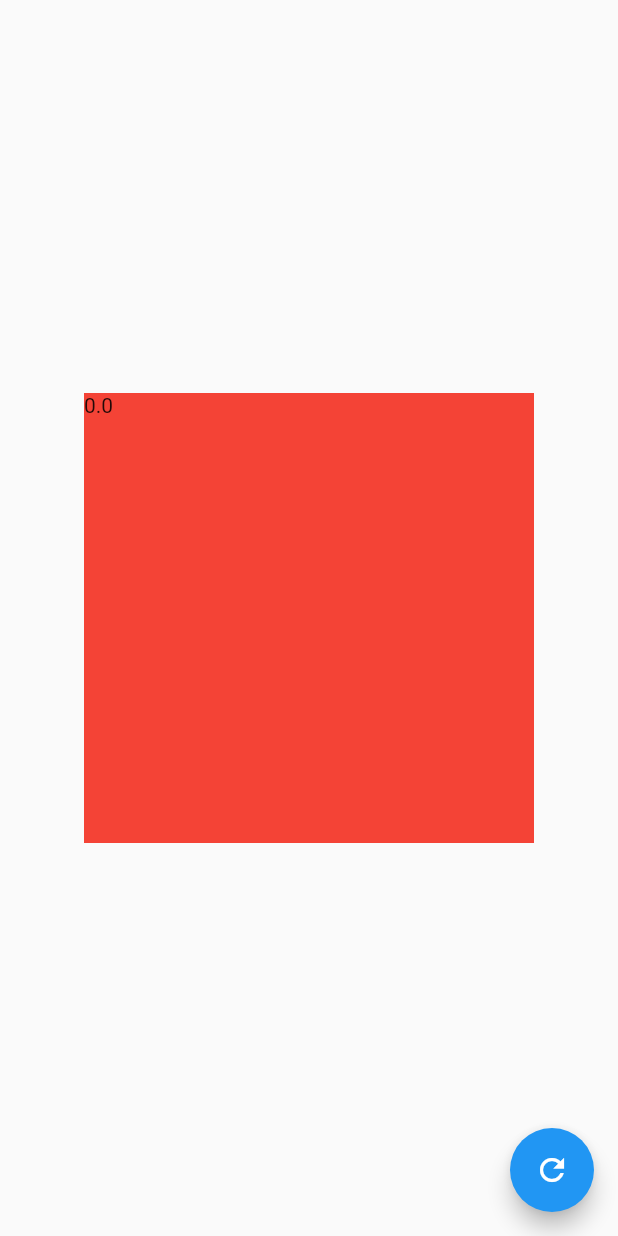
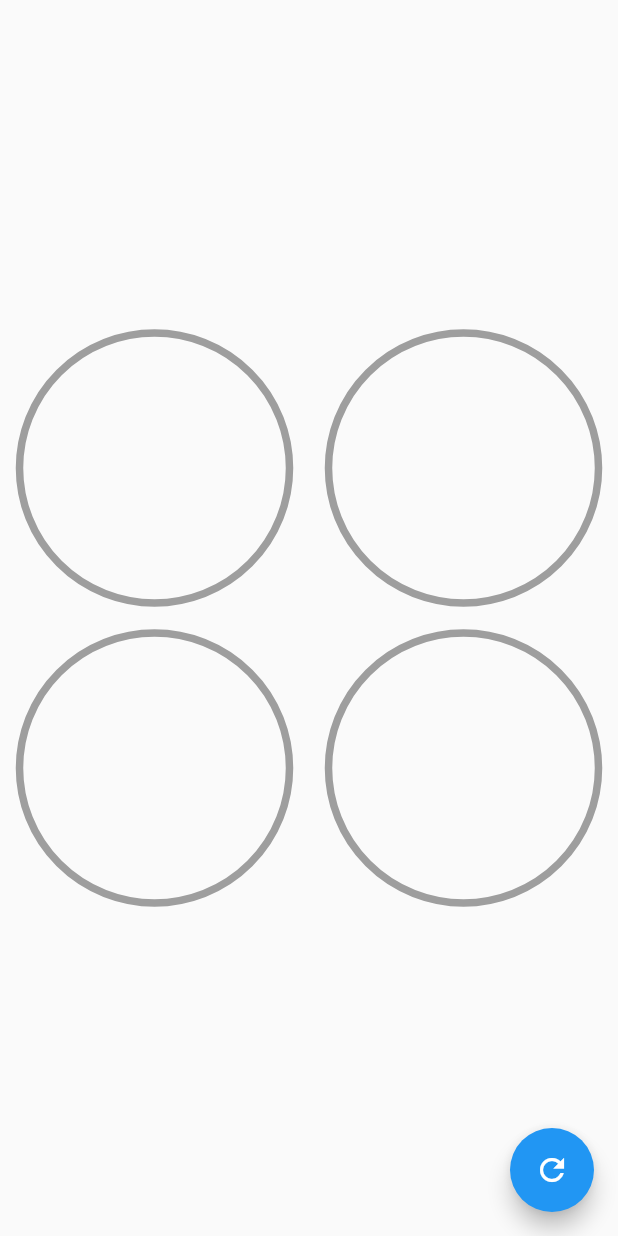
Before and after one commit to Blanco1010/Custom_Painter_Flutter, a Flutter app: the screen it shows after launch, on a phone screen of 412 x 824 dp. Run offline on Flutter 3.47's test engine with Material 2 defaults, Android fonts, the phone set to English and light mode, and no system bars.

Commit message:
project finished

```diff
--- a/custom_painter/lib/src/pages/graphis_cricle_page.dart
+++ b/custom_painter/lib/src/pages/graphis_cricle_page.dart
@@ -23,15 +23,50 @@ class _GraphicsCirclePageState extends State<GraphicsCirclePage> {
           },
           child: Icon(Icons.refresh),
         ),
-      body: Center(
-        child: Container(
-          width: 300,
-          height: 300,
-          color: Colors.red,
+        body: Column(
+          mainAxisAlignment: MainAxisAlignment.center,
+          children: [
+            Row(
+              mainAxisAlignment: MainAxisAlignment.spaceAround,
+              children: [
+                CustomRadialProgress(
+                    percentaje: percentaje, color: Colors.black),
+                CustomRadialProgress(
+                    percentaje: percentaje, color: Colors.amber),
+              ],
+            ),
+            Row(
+              mainAxisAlignment: MainAxisAlignment.spaceAround,
+              children: [
+                CustomRadialProgress(percentaje: percentaje, color: Colors.red),
+                CustomRadialProgress(
+                    percentaje: percentaje, color: Colors.blue),
+              ],
+            )
+          ],
+        ));
+  }
+}
+
+class CustomRadialProgress extends StatelessWidget {
+  const CustomRadialProgress({
+    required this.percentaje,
+    required this.color,
+  });
+
+  final double percentaje;
+  final Color color;
+
+  @override
+  Widget build(BuildContext context) {
+    return Container(
+      width: 200,
+      height: 200,
+      //color: Colors.red,
       child: RadialProgress(
         percentaje: percentaje,
-          ),
-        ),
+        colorPrimary: color,
+        colorSecondary: Colors.grey,
       ),
     );
   }
--- a/custom_painter/lib/src/widgets/radial_progress.dart
+++ b/custom_painter/lib/src/widgets/radial_progress.dart
@@ -1,19 +1,133 @@
+import 'dart:math';
+import 'dart:ui';
+
 import 'package:flutter/material.dart';
 
 class RadialProgress extends StatefulWidget {
   final percentaje;
+  final Color colorPrimary;
+  final Color colorSecondary;
 
-  const RadialProgress({required this.percentaje});
+  const RadialProgress({
+    required this.percentaje,
+    this.colorPrimary = Colors.blue,
+    this.colorSecondary = Colors.grey,
+  });
 
   @override
   _RadialProgressState createState() => _RadialProgressState();
 }
 
-class _RadialProgressState extends State<RadialProgress> {
+class _RadialProgressState extends State<RadialProgress>
+    with SingleTickerProviderStateMixin {
+  AnimationController? controller;
+
+  double? percentajeLast = 0.0;
+
+  @override
+  void initState() {
+    percentajeLast = widget.percentaje;
+
+    controller =
+        AnimationController(vsync: this, duration: Duration(milliseconds: 200));
+    super.initState();
+  }
+
+  @override
+  void dispose() {
+    controller!.dispose();
+    super.dispose();
+  }
+
   @override
   Widget build(BuildContext context) {
-    return Container(
-      child: Text("${widget.percentaje}"),
+    controller!.forward(from: 0.0);
+
+    final differentAnimation = widget.percentaje - percentajeLast;
+    percentajeLast = widget.percentaje;
+
+    return AnimatedBuilder(
+      animation: controller!,
+      builder: (BuildContext context, Widget? child) {
+        return Container(
+          padding: EdgeInsets.all(10),
+          width: double.infinity,
+          height: double.infinity,
+          child: CustomPaint(
+            painter: _MyradialProgress(
+              (widget.percentaje - differentAnimation) +
+                  (differentAnimation * controller!.value),
+              widget.colorPrimary,
+              widget.colorSecondary,
+            ),
+          ),
+        );
+      },
+    );
+
+    /* return Container(
+      padding: EdgeInsets.all(10),
+      width: double.infinity,
+      height: double.infinity,
+      child: CustomPaint(
+        painter: _MyradialProgress(widget.percentaje),
+      ),
+    );
+    */
+  }
+}
+
+class _MyradialProgress extends CustomPainter {
+  final percentaje;
+  final Color colorPrimary;
+  final Color colorSecondary;
+
+  _MyradialProgress(this.percentaje, this.colorPrimary, this.colorSecondary);
+
+  @override
+  void paint(Canvas canvas, Size size) {
+    final rect = Rect.fromCircle(center: Offset(0, 0), radius: 180);
+
+    final Gradient gradient = new LinearGradient(colors: [
+      Color(0xffC012FF),
+      Color(0xff6D05E8),
+      Colors.red,
+    ]);
+
+    //Draw a circle
+    final paint = new Paint();
+    paint.strokeWidth = 5;
+    paint.color = colorSecondary;
+    paint.style = PaintingStyle.stroke;
+
+    final center = Offset(size.width * 0.5, size.height * 0.5);
+    final radius = min(size.width * 0.5, size.height * 0.5);
+
+    canvas.drawCircle(center, radius, paint);
+
+    //Baw
+
+    final paintBaw = new Paint();
+    paintBaw.strokeWidth = 10;
+    //paintBaw.color = colorPrimary;
+    paintBaw.shader = gradient.createShader(rect);
+    paintBaw.strokeCap = StrokeCap.round;
+    paintBaw.style = PaintingStyle.stroke;
+
+    //Part to fill out
+
+    final bawAngle = 2 * pi * (percentaje / 100);
+    canvas.drawArc(
+      Rect.fromCircle(center: center, radius: radius),
+      -pi / 2,
+      bawAngle,
+      false,
+      paintBaw,
     );
   }
+
+  @override
+  bool shouldRepaint(covariant CustomPainter oldDelegate) {
+    return true;
+  }
 }
```
Lines whose indentation alone changed are shown as unchanged.
